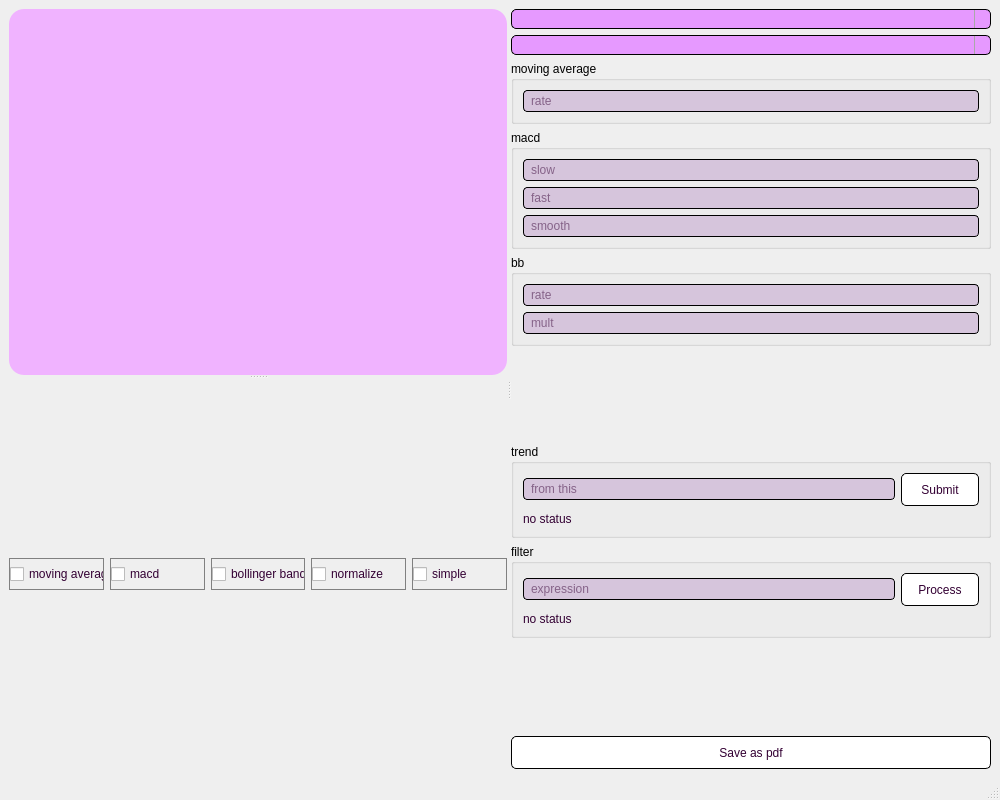
Mostafa-Hamidifard/Stock-project, file resources/plot_window.ui: the form before one commit.
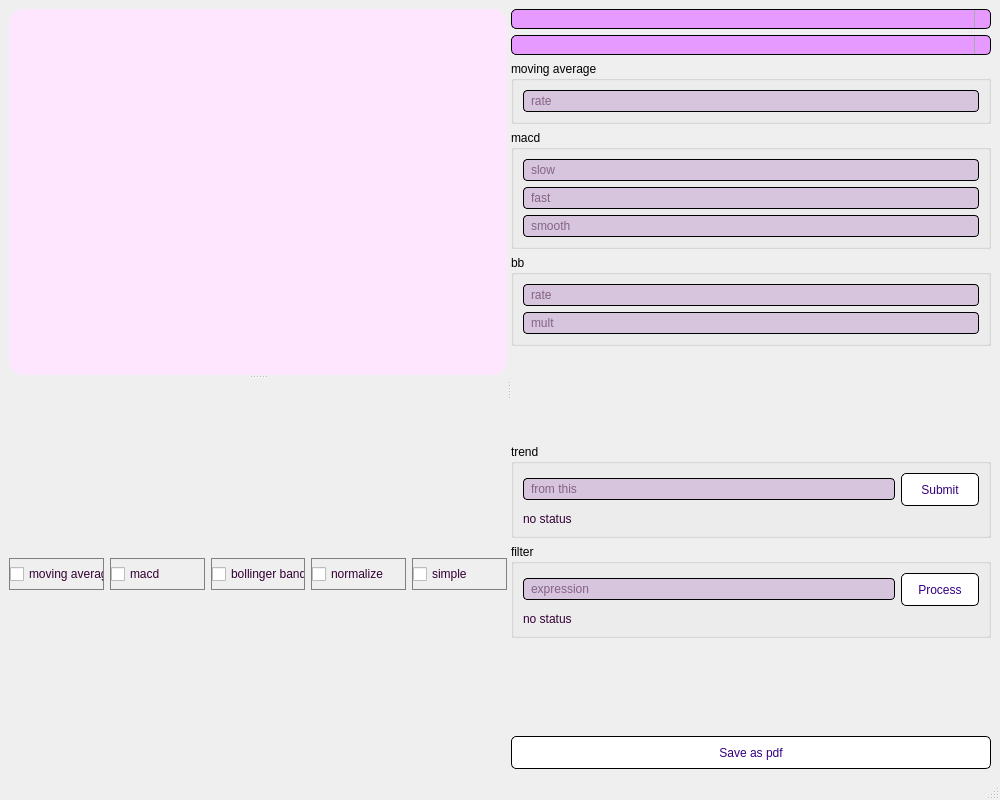
The form after the commit. Icons and pictures are not drawn.

```diff
--- a/resources/plot_window.ui
+++ b/resources/plot_window.ui
@@ -119,7 +119,7 @@
 background-color: white;
 border: 0.5px solid black;
 border-radius: 5px;
-color: #330033;
+color: #33007F;
 font: 10pt &quot;Arial&quot;;
 }
 
@@ -140,8 +140,8 @@
         <property name="styleSheet">
          <string notr="true">QWidget
 {
-color: qlineargradient(spread:pad, x1:0 y1:0, x2:1 y2:0, stop:0 rgba(0, 0, 0, 255), stop:1 rgba(50, 50, 200, 255));
-background: qlineargradient( x1:0 y1:0, x2:0 y2:1, stop:0 #f0b3ff, stop:1 #f0b3ff);
+color: qlineargradient(spread:pad, x1:0 y1:0, x2:1 y2:0, stop:0 rgba(255, 0, 0, 255), stop:1 rgba(255, 255, 255, 255));
+background: qlineargradient( x1:0 y1:0, x2:0 y2:1, stop:0 #ffe6ff, stop:1 #ffe6ff);
 border-radius: 15px;
 }</string>
         </property>
```
